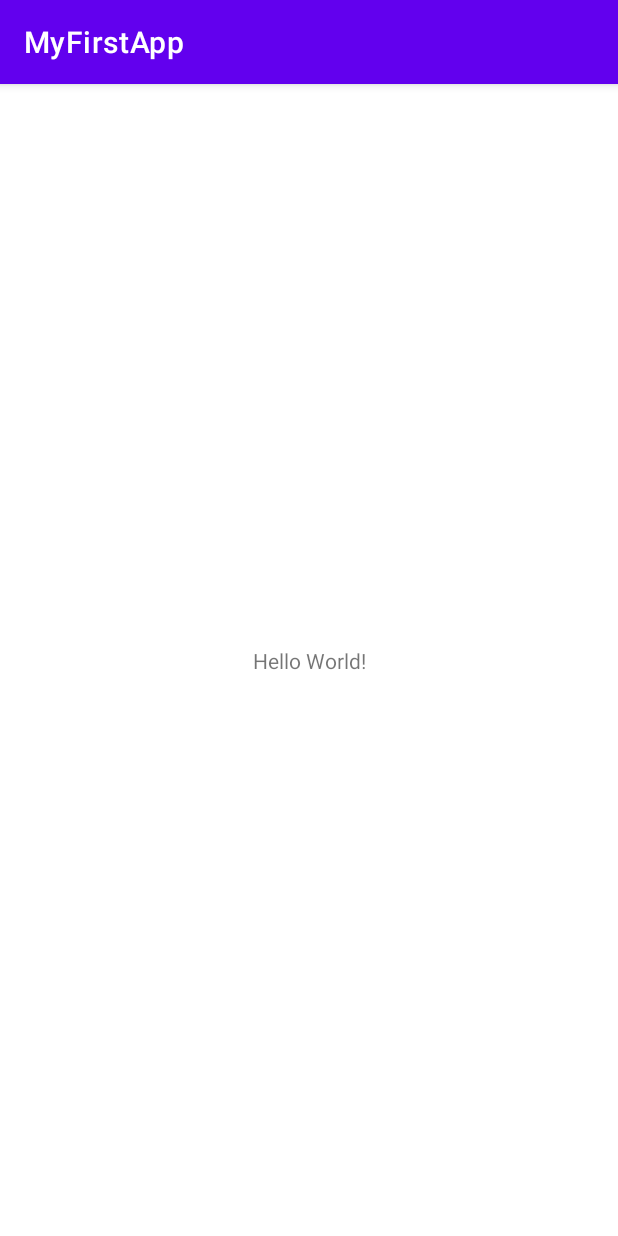
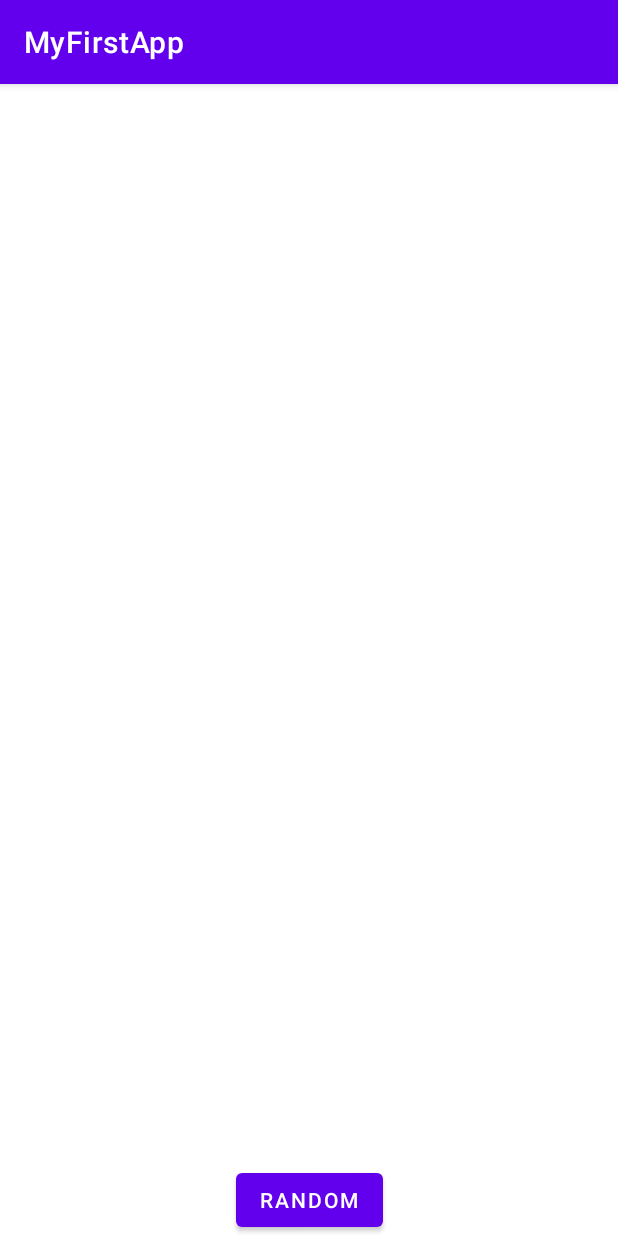
Before and after one commit to alexey-derenivskiy/tpu_1, an Android app: the screen it shows after launch (MainActivity), on a phone screen of 412 x 824 dp. Run offline under Robolectric (Android 15) with nearby library versions, the phone set to English and light mode, and no system bars.

Commit message:
homework 4

```diff
--- a/app/src/main/java/com/bignerdranch/android/myfirstapp/MainActivity.kt
+++ b/app/src/main/java/com/bignerdranch/android/myfirstapp/MainActivity.kt
@@ -1,11 +1,68 @@
 package com.bignerdranch.android.myfirstapp
 
+import android.os.Bundle
+import android.util.Log
 import androidx.appcompat.app.AppCompatActivity
-import android.os.Bundle
+
+const val TAG = "MainActivity"
+const val KEY = "poem"
+
+/*
+                     Осень
+                       I
+    Октябрь уж наступил — уж роща отряхает
+    Последние листы с нагих своих ветвей;
+    Дохнул осенний хлад — дорога промерзает.
+    Журча еще бежит за мельницу ручей,
+    Но пруд уже застыл; сосед мой поспешает
+    В отъезжие поля с охотою своей,
+    И страждут озими от бешеной забавы,
+    И будит лай собак уснувшие дубравы.
+                    ....
+                                А.С.Пушкин
+*/
 
 class MainActivity : AppCompatActivity() {
+
+    var counter: Int = 0
+
     override fun onCreate(savedInstanceState: Bundle?) {
         super.onCreate(savedInstanceState)
         setContentView(R.layout.activity_main)
+        Log.d(TAG, "Октябрь уж наступил — уж роща отряхает")
+    }
+
+    override fun onStart() {
+        super.onStart()
+        when {
+            counter==0  -> Log.d(TAG, "Последние листы с нагих своих ветвей;")
+            else        -> Log.d(TAG, "В отъезжие поля с охотою своей,")
+        }
+    }
+
+    override fun onResume() {
+        super.onResume()
+        when {
+            counter==0  -> Log.d(TAG, "Дохнул осенний хлад — дорога промерзает.")
+            else        -> Log.d(TAG, "И страждут озими от бешеной забавы,")
+        }
+    }
+
+    override fun onPause() {
+        super.onPause()
+        if (counter==0)
+            Log.d(TAG, "Журча еще бежит за мельницу ручей,")
+    }
+
+    override fun onStop() {
+        super.onStop()
+        when{
+            counter==0  ->  {
+                Log.d(TAG, "Но пруд уже застыл; сосед мой поспешает")
+                counter++
+            }
+            else        -> Log.d(TAG, "И будит лай собак уснувшие дубравы.")
+
+        }
     }
 }
--- a/app/src/main/res/layout/activity_main.xml
+++ b/app/src/main/res/layout/activity_main.xml
@@ -1,18 +1,28 @@
 <?xml version="1.0" encoding="utf-8"?>
-<androidx.constraintlayout.widget.ConstraintLayout xmlns:android="http://schemas.android.com/apk/res/android"
+<androidx.constraintlayout.widget.ConstraintLayout
+    xmlns:android="http://schemas.android.com/apk/res/android"
     xmlns:app="http://schemas.android.com/apk/res-auto"
     xmlns:tools="http://schemas.android.com/tools"
     android:layout_width="match_parent"
     android:layout_height="match_parent"
+    android:orientation="horizontal"
     tools:context=".MainActivity">
 
     <TextView
+        android:id="@+id/random_text_view"
         android:layout_width="wrap_content"
         android:layout_height="wrap_content"
-        android:text="Hello World!"
         app:layout_constraintBottom_toBottomOf="parent"
-        app:layout_constraintLeft_toLeftOf="parent"
-        app:layout_constraintRight_toRightOf="parent"
-        app:layout_constraintTop_toTopOf="parent" />
+        app:layout_constraintStart_toStartOf="parent"
+        app:layout_constraintEnd_toEndOf="parent"
+        app:layout_constraintTop_toTopOf="parent"/>
 
+    <Button
+        android:id="@+id/random_button"
+        android:layout_width="wrap_content"
+        android:layout_height="wrap_content"
+        android:text="@string/random"
+        app:layout_constraintBottom_toBottomOf="parent"
+        app:layout_constraintStart_toStartOf="parent"
+        app:layout_constraintEnd_toEndOf="parent"/>
 </androidx.constraintlayout.widget.ConstraintLayout>
--- a/app/src/main/res/values/strings.xml
+++ b/app/src/main/res/values/strings.xml
@@ -1,3 +1,8 @@
 <resources>
     <string name="app_name">MyFirstApp</string>
+    <string name="hello">Hello</string>
+    <string name="bye">Bye</string>
+    <string name="button">BUTTON</string>
+    <string name="new_text">new_text</string>
+    <string name="random">RANDOM</string>
 </resources>
```
